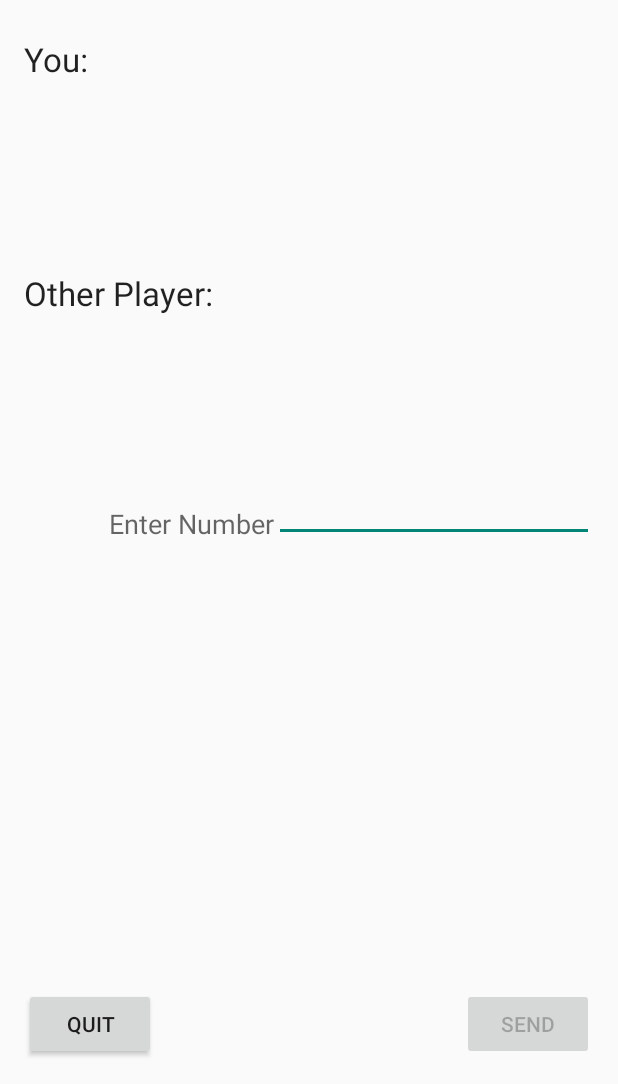
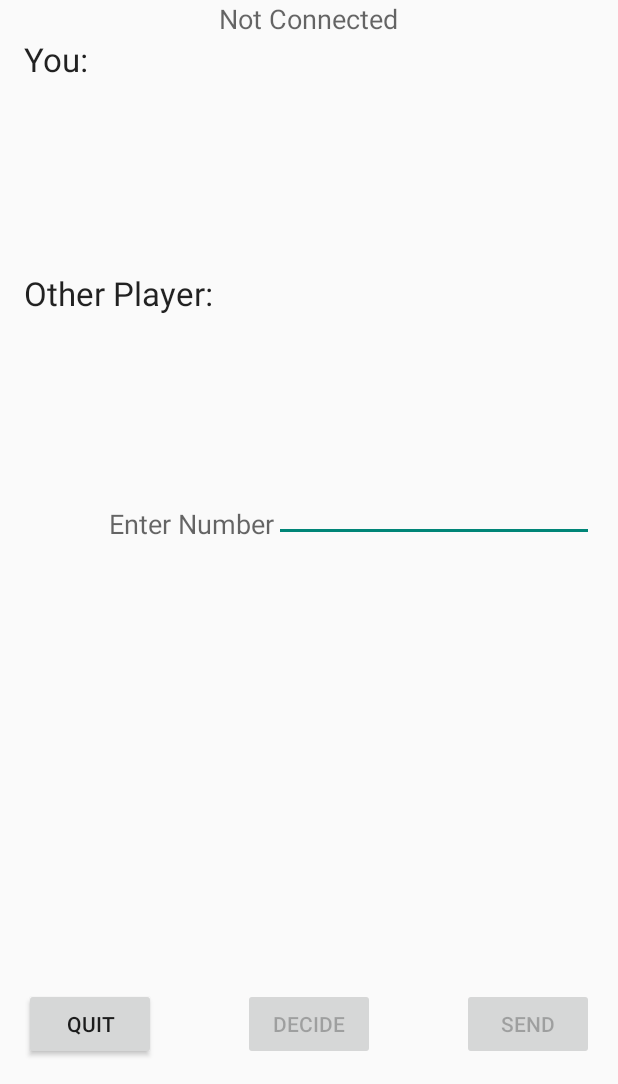
Before and after one commit to Entena/GuessingGameAndroid, an Android app: the screen it shows after launch (MainActivity), on a phone screen of 412 x 824 dp, the part 152-1236 px from its top. Run offline under Robolectric (Android 15) with nearby library versions, the phone set to English and light mode, and no system bars.

Commit message:
App is now working communicating with windows and has state locking for end of game.

```diff
--- a/app/src/main/java/entena/com/nfcguessgame/MainActivity.java
+++ b/app/src/main/java/entena/com/nfcguessgame/MainActivity.java
@@ -93,6 +93,7 @@ public class MainActivity extends ActionBarActivity {
         }
         mChatService = new BluetoothService(getApplicationContext(), mHandler);
         engine.setBtService(mChatService);
+        mChatService.start();
     }
 
     private void setUpGameScreen(){
@@ -181,8 +182,7 @@ public class MainActivity extends ActionBarActivity {
 
     private void connectDevice(Intent data, boolean secure) {
         // Get the device MAC address
-        String address = data.getExtras()
-                .getString(DeviceListActivity.EXTRA_DEVICE_ADDRESS);
+        String address = data.getExtras().getString(DeviceListActivity.EXTRA_DEVICE_ADDRESS);
         // Get the BluetoothDevice object
         BluetoothDevice device = mBluetoothAdapter.getRemoteDevice(address);
         // Attempt to connect to the device
--- a/app/src/main/res/layout/fragment_game.xml
+++ b/app/src/main/res/layout/fragment_game.xml
@@ -56,19 +56,20 @@
         android:layout_above="@+id/enterLabel"
         android:layout_toEndOf="@+id/gameTableLayoutLabels">
         <TextView
-            android:layout_width="wrap_content"
+            android:layout_height="wrap_content"
+            android:layout_width="match_parent"
+            android:textAppearance="?android:attr/textAppearanceLarge"
+            android:text=""
+            android:layout_weight=".5"
+            android:id="@+id/yourAnswer"
+            android:layout_gravity="left" />
+        <TextView
+            android:layout_width="match_parent"
             android:layout_height="wrap_content"
             android:textAppearance="?android:attr/textAppearanceLarge"
             android:text=""
             android:layout_weight=".5"
-            android:id="@+id/yourAnswer" />
-        <TextView
-            android:layout_width="wrap_content"
-            android:layout_height="wrap_content"
-            android:textAppearance="?android:attr/textAppearanceLarge"
-            android:text=""
-            android:layout_weight=".5"
-            android:id="@+id/theirAnswer" />
+            android:id="@+id/theirAnswer"             />
     </LinearLayout>
 
     <EditText
@@ -104,4 +105,12 @@
         android:id="@+id/btnSend"
         android:layout_alignParentBottom="true"
         android:layout_alignParentEnd="true" />
+
+    <Button
+        android:layout_width="wrap_content"
+        android:layout_height="wrap_content"
+        android:text="Decide"
+        android:id="@+id/btnDecide"
+        android:layout_alignTop="@+id/btnQuit"
+        android:layout_centerHorizontal="true" />
 </RelativeLayout>
```
Also changed, not shown: app/src/main/java/entena/com/nfcguessgame/BluetoothService.java (+4 -9 lines), app/src/main/java/entena/com/nfcguessgame/GameEngine.java (+45 -0 lines).
